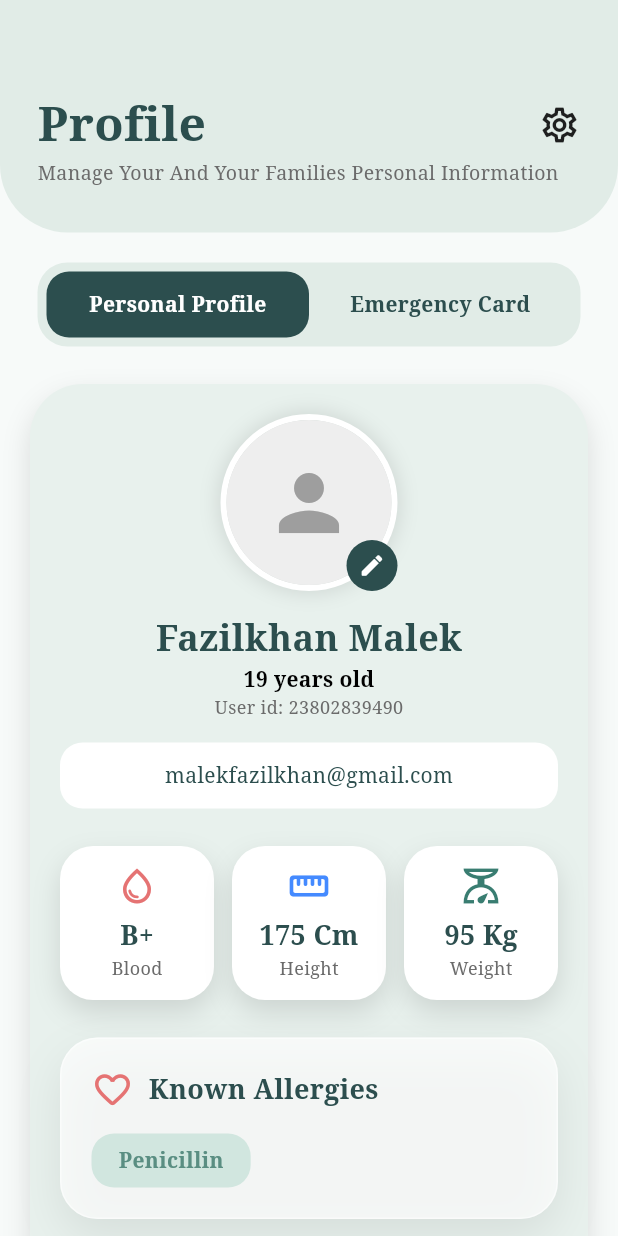
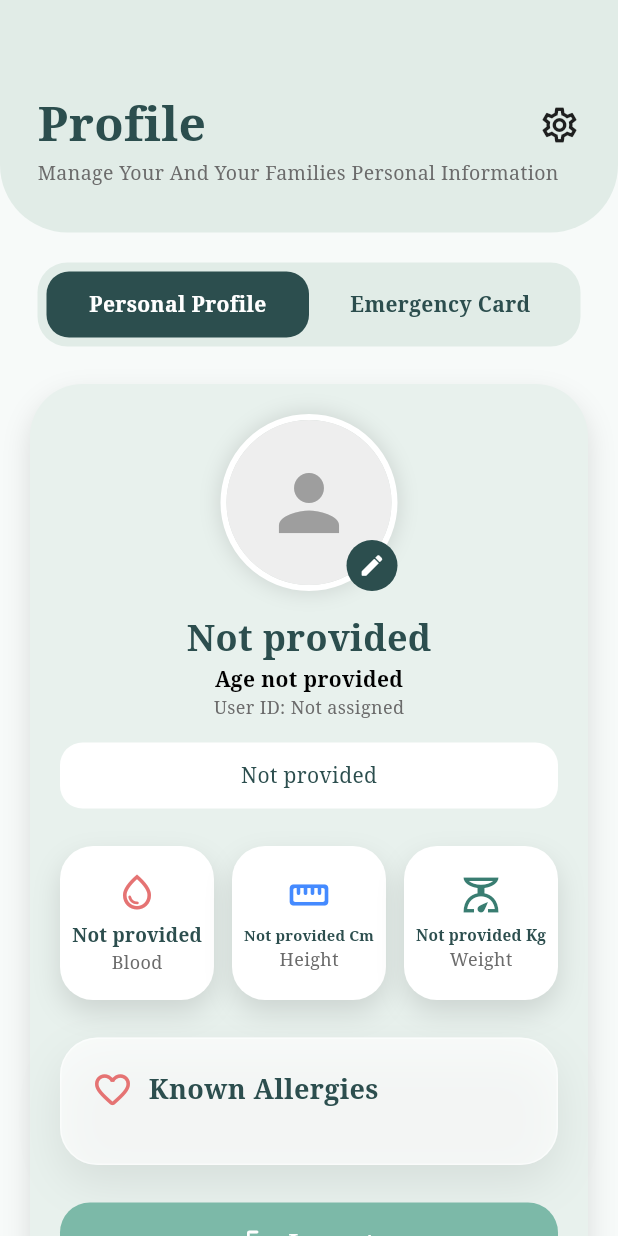
Before and after one commit to Promacle/NuroVed_Patient_App_Frontend, a Flutter app: the ProfileScreen screen opened by its route, on a phone screen of 412 x 824 dp. Run offline on Flutter 3.47's test engine with Material 3 defaults, Android fonts, the phone set to English and light mode, and no system bars; our stand-ins replace file_picker, font_awesome_flutter, image_picker, intl_phone_field, shared_preferences, shimmer; missing offline and left inert: mobile_scanner; accounts and stored records are empty.

Commit message:
refactor(profile): remove all hardcoded personal data and replace with empty states

```diff
--- a/lib/features/auth/screens/forgot_password_screen.dart
+++ b/lib/features/auth/screens/forgot_password_screen.dart
@@ -141,7 +141,7 @@ class SuccessEmailSheet extends StatelessWidget {
               ),
               const SizedBox(height: 12),
               const Text(
-                'We’ve sent the reset password email to elem*******221b@gmail.com',
+                'We’ve sent password reset instructions to your registered email address.',
                 textAlign: TextAlign.center,
                 style: TextStyle(
                   color: Color(0xFF64748B),
--- a/lib/features/auth/widgets/auth_form.dart
+++ b/lib/features/auth/widgets/auth_form.dart
@@ -21,7 +21,7 @@ class AuthForm extends StatelessWidget {
           label: 'Email Address',
           hint: isSignUp
               ? 'Enter your email address...'
-              : 'elementary221b@gmail.co',
+              : 'name@example.com',
           prefixIcon: Icons.email_outlined,
         ),
         const SizedBox(height: 20),
--- a/lib/features/profile/controllers/profile_controller.dart
+++ b/lib/features/profile/controllers/profile_controller.dart
@@ -11,27 +11,25 @@ class ProfileController extends ChangeNotifier {
   factory ProfileController() => _instance;
 
   ProfileController._internal() {
-    // Initialize the family list with the main user data
+    // Initialize the family list with only the main user profile
     _familyList = [
       {'name': userData['name'], 'relation': "Self", 'isMain': true},
-      {'name': "Umar chk", 'relation': "Friend", 'isMain': false},
-      {'name': "Sara Malek", 'relation': "Wife", 'isMain': false},
     ];
   }
 
   // 2. THE DATA
   Map<String, dynamic> userData = {
-    'name': "Fazilkhan Malek",
-    'email': "malekfazilkhan@gmail.com",
-    'phone': "+91 98765 43210",
-    'dob': "02/05/2007",
-    'height': "175",
-    'weight': "95",
-    'gender': "male",
-    'blood': "B+",
+    'name': "Not provided",
+    'email': "Not provided",
+    'phone': "Not provided",
+    'dob': "Not provided",
+    'height': "Not provided",
+    'weight': "Not provided",
+    'gender': "Not provided",
+    'blood': "Not provided",
     'imageFile': null,
-    'allergies': ["Penicillin"],
-    'chronicConditions': ["Mild Asthma"],
+    'allergies': <String>[],
+    'chronicConditions': <String>[],
   };
 
   // 3. DYNAMIC FAMILY LIST LOGIC
@@ -59,7 +57,7 @@ class ProfileController extends ChangeNotifier {
     notifyListeners(); // This triggers the UI update across the app
   }
 
-  String activeProfileName = "Fazilkhan Malek";
+  String activeProfileName = "Self";
 
   // 4. NAVIGATION & EDIT LOGIC
   Future<void> navigateToEdit(
--- a/lib/features/profile/screens/edit_profile_screen.dart
+++ b/lib/features/profile/screens/edit_profile_screen.dart
@@ -53,14 +53,26 @@ class _EditProfileScreenState extends State<EditProfileScreen> {
   void initState() {
     super.initState();
     final data = widget.initialData;
-    _nameController = TextEditingController(text: data['name']);
-    _emailController = TextEditingController(text: data['email']);
-    _phoneController = TextEditingController(text: data['phone'] ?? "");
-    _dobController = TextEditingController(text: data['dob'] ?? "02/05/2007");
-    _heightController = TextEditingController(text: data['height']);
-    _weightController = TextEditingController(text: data['weight']);
-    _selectedGender = data['gender'] ?? "male";
-    _selectedBloodGroup = data['blood'] ?? "B+";
+    _nameController = TextEditingController(
+      text: data['name'] == 'Not provided' ? '' : (data['name'] ?? ''),
+    );
+    _emailController = TextEditingController(
+      text: data['email'] == 'Not provided' ? '' : (data['email'] ?? ''),
+    );
+    _phoneController = TextEditingController(
+      text: data['phone'] == 'Not provided' ? '' : (data['phone'] ?? ''),
+    );
+    _dobController = TextEditingController(
+      text: data['dob'] == 'Not provided' ? '' : (data['dob'] ?? ''),
+    );
+    _heightController = TextEditingController(
+      text: data['height'] == 'Not provided' ? '' : (data['height'] ?? ''),
+    );
+    _weightController = TextEditingController(
+      text: data['weight'] == 'Not provided' ? '' : (data['weight'] ?? ''),
+    );
+    _selectedGender = data['gender'] == 'Not provided' ? 'male' : (data['gender'] ?? 'male');
+    _selectedBloodGroup = data['blood'] == 'Not provided' ? 'O+' : (data['blood'] ?? 'O+');
     _selectedImage = data['imageFile'];
 
     for (var a in (data['allergies'] ?? [])) {
--- a/lib/features/profile/screens/profile_screen.dart
+++ b/lib/features/profile/screens/profile_screen.dart
@@ -85,7 +85,7 @@ class _ProfileScreenState extends State<ProfileScreen> {
           ),
           const SizedBox(height: 15),
           Text(
-            data['name'],
+            data['name'] ?? 'Not provided',
             style: const TextStyle(
               fontSize: 24,
               fontWeight: FontWeight.bold,
@@ -93,16 +93,18 @@ class _ProfileScreenState extends State<ProfileScreen> {
             ),
           ),
           Text(
-            "${_controller.calculateAge()} old",
+            _controller.calculateAge() == 'N/A'
+                ? 'Age not provided'
+                : "${_controller.calculateAge()} old",
             style: const TextStyle(
               color: Colors.black,
               fontSize: 14,
               fontWeight: FontWeight.w600,
             ),
           ),
-          const Text(
-            "User id: 23802839490",
-            style: TextStyle(color: AppColors.textGrey, fontSize: 12),
+          Text(
+            "User ID: ${data['id'] ?? 'Not assigned'}",
+            style: const TextStyle(color: AppColors.textGrey, fontSize: 12),
           ),
           const SizedBox(height: 15),
           // Email in white container
@@ -115,7 +117,7 @@ class _ProfileScreenState extends State<ProfileScreen> {
             ),
             child: Center(
               child: Text(
-                data['email'],
+                data['email'] ?? 'Not provided',
                 style: const TextStyle(
                   color: Color(0xFF2C4E4E),
                   fontWeight: FontWeight.w500,
--- a/lib/features/routine/controllers/routine_controller.dart
+++ b/lib/features/routine/controllers/routine_controller.dart
@@ -4,12 +4,12 @@ class RoutineController extends ChangeNotifier {
   static final RoutineController _instance = RoutineController._internal();
   factory RoutineController() => _instance;
   RoutineController._internal() {
-    // Initialize default data for the main user
-    _initializeProfile("Fazilkhan Malek");
+    // Initialize default data for the main user profile
+    _initializeProfile("Self");
   }
 
   String selectedTab = "Routines";
-  String _currentProfile = "Fazilkhan Malek";
+  String _currentProfile = "Self";
 
   // Data storage per profile
   final Map<String, List<Map<String, dynamic>>> _medicinesPerProfile = {};
--- a/lib/features/visits/controllers/visits_controller.dart
+++ b/lib/features/visits/controllers/visits_controller.dart
@@ -11,14 +11,14 @@ class VisitsController extends ChangeNotifier {
     // Initial dummy data
     _allVisits = [
       {
-        "profile": "Fazilkhan Malek",
+        "profile": "Self",
         "date": "10 january 2026",
         "title": "Visited Dr. Priya Mehta",
         "subtitle": "Routine diabetes checkup.\nHbA1c levels discussed.",
         "icon": Icons.local_hospital_rounded,
       },
       {
-        "profile": "Fazilkhan Malek",
+        "profile": "Self",
         "date": "10 january 2026",
         "title": "Blood sugar test",
         "subtitle": "Blood test report for sugar level",
```
Also changed, not shown: lib/features/profile/screens/emergency_card_screen.dart (+10 -4 lines), 2 other files.
